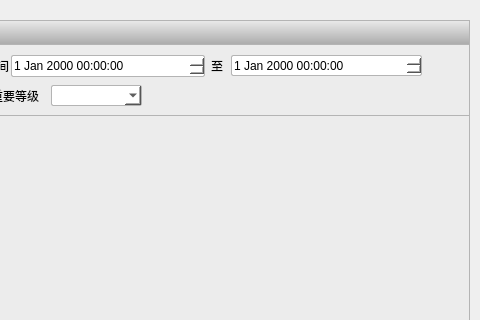
Qt form UIModule/realwarningmanager.ui (zhangjianscc/ZMClient) before a commit; both pictures show x 620 to 1100 and y 0 to 320 of the 1100 by 700 pixel window.
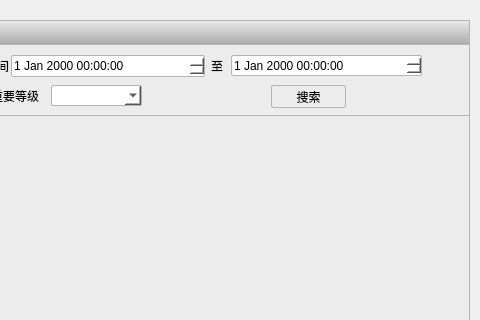
The same form after that commit. Icons and pictures are not drawn.

```diff
--- a/UIModule/realwarningmanager.ui
+++ b/UIModule/realwarningmanager.ui
@@ -416,6 +416,23 @@
 background-color:rgb(255,255,255)</string>
           </property>
          </widget>
+         <widget class="QPushButton" name="m_btnSearch">
+          <property name="geometry">
+           <rect>
+            <x>880</x>
+            <y>40</y>
+            <width>75</width>
+            <height>23</height>
+           </rect>
+          </property>
+          <property name="styleSheet">
+           <string notr="true">border:1px solid rgb(180,180,180);
+border-radius:2px</string>
+          </property>
+          <property name="text">
+           <string>搜索</string>
+          </property>
+         </widget>
         </widget>
         <widget class="QWidget" name="widget_6" native="true">
          <property name="geometry">
```
